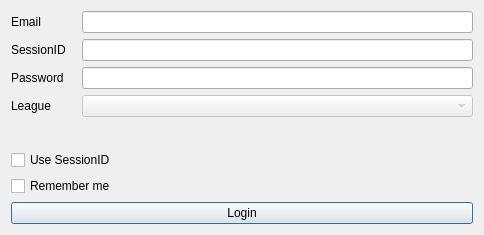
Old version of the form forms/logindialog.ui in the repository xyzz/acquisition.
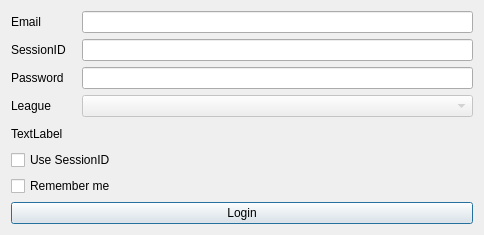
New version of the form.

Commit message: Don't proceed if password/session id is incorrect.

```diff
--- a/forms/logindialog.ui
+++ b/forms/logindialog.ui
@@ -102,6 +102,13 @@
      </item>
     </layout>
    </item>
+   <item>
+    <widget class="QLabel" name="errorLabel">
+     <property name="text">
+      <string>TextLabel</string>
+     </property>
+    </widget>
+   </item>
    <item>
     <widget class="QCheckBox" name="sessIDCheckBox">
      <property name="text">
```
The commit also changes 1 other file.
